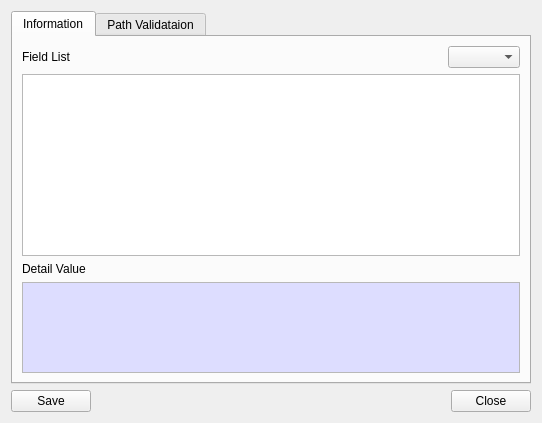
First picture: the form in BerEditor/cert_info_dlg.ui, repository jykim74/BerEditor, before the edit.
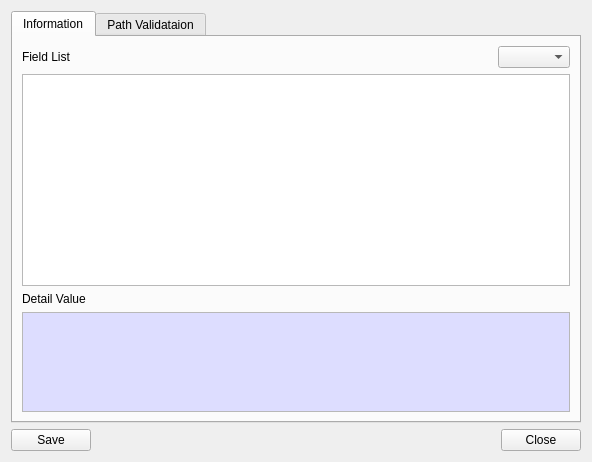
Second picture: the form after the edit. The open tabs and pages were chosen to show the change.

Commit message: 설정 변경

Diff of the .ui file:
```diff
--- a/BerEditor/cert_info_dlg.ui
+++ b/BerEditor/cert_info_dlg.ui
@@ -6,8 +6,8 @@
    <rect>
     <x>0</x>
     <y>0</y>
-    <width>542</width>
-    <height>423</height>
+    <width>592</width>
+    <height>462</height>
    </rect>
   </property>
   <property name="windowTitle">
```
Left out of the diff: 2 changed lines with no effect on the pictures. The commit also changes 2 other files.
